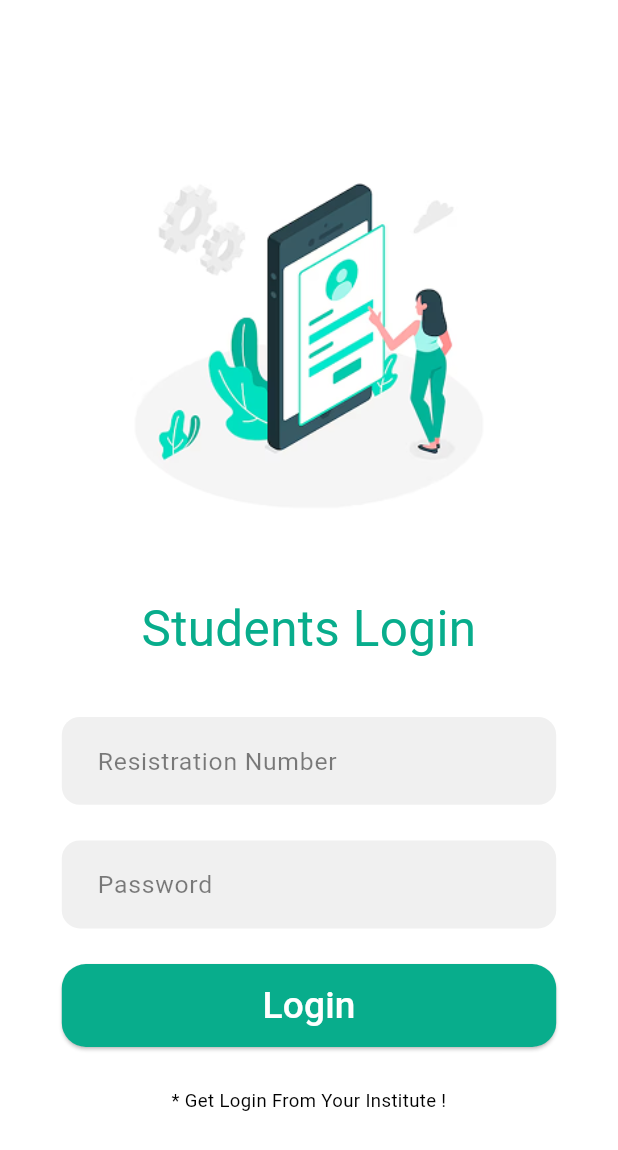
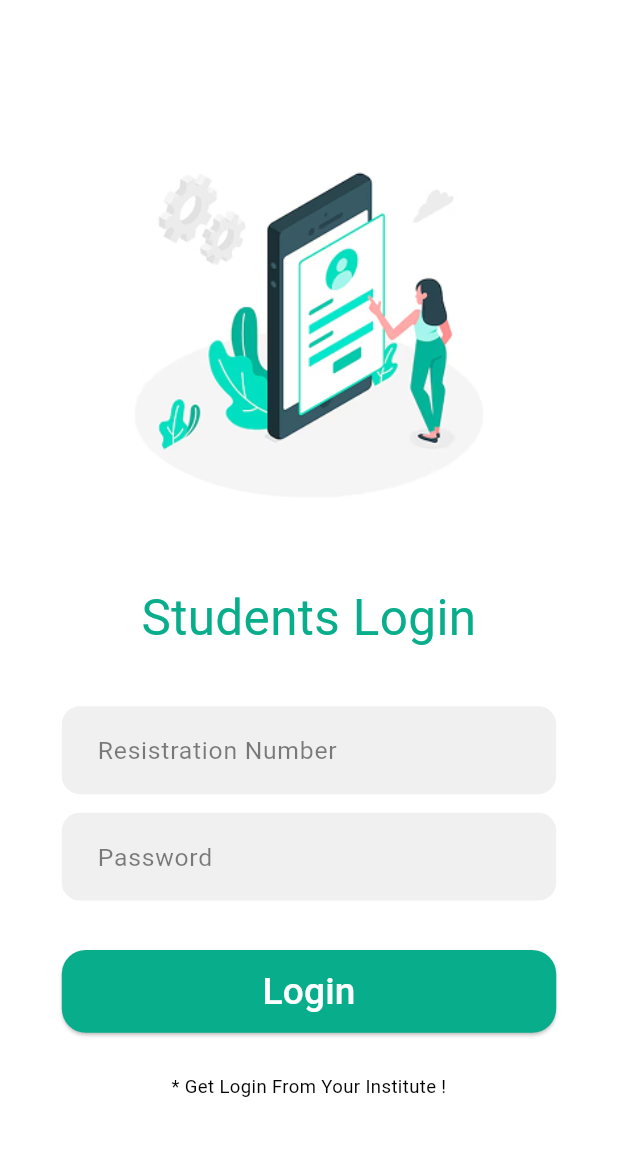
Before and after one commit to HorizonTechFoundation/HorizonClassroom, a Flutter app: the LoginScreen screen opened by its route, on a phone screen of 412 x 824 dp. Shown: the top 1150 px of the screen. Run offline on Flutter 3.47's test engine with Material 3 defaults, Android fonts, the light colour scheme and no system bars; our stand-ins replace google_fonts, pdf, printing; Roboto replaces fonts that are missing (Amaranth).

Commit message:
Login Bug Fix

```diff
--- a/Frontend/horizon_classroom/lib/screens/login_screen.dart
+++ b/Frontend/horizon_classroom/lib/screens/login_screen.dart
@@ -1,6 +1,5 @@
 import 'package:flutter/material.dart';
 import 'package:google_fonts/google_fonts.dart';
-
 
 class LoginScreen extends StatelessWidget {
   const LoginScreen({super.key});
@@ -12,71 +11,103 @@ class LoginScreen extends StatelessWidget {
 
     return Scaffold(
       backgroundColor: Colors.white,
-      body: Center(
+      resizeToAvoidBottomInset: true,
+      body: SafeArea(
+        child: Center(
+          child: SingleChildScrollView(
+            padding: EdgeInsets.symmetric(vertical: 16),
             child: Column(
-          children:[
+              mainAxisSize: MainAxisSize.min,
+              children: [
+
+                // =============== HEAD SPACE ================
+
                 SizedBox(
-              height: height * 0.08,
+                  height: height * 0.04,
                   width: width,
                 ),
+
+                // =============== LOGIN IMAGE ================
+
                 Image.asset(
                   'assets/LoginImage.png',
                   fit: BoxFit.contain,
                   width: width * 0.9,
                   height: height * 0.4,
                 ),
+
+                // =============== LOGIN TITLE ================
+
                 SizedBox(
                   width: width * 0.8,
                   height: height * 0.1,
-              child: Text("Students Login",
-                style: GoogleFonts.amaranth(fontSize: width * 0.08, color: const Color(0xFF08AD8C)),
+                  child: Text(
+                    "Students Login",
+                    style: GoogleFonts.amaranth(
+                        fontSize: width * 0.08, color: const Color(0xFF08AD8C)),
                     textAlign: TextAlign.center,
                   ),
                 ),
+
+                // =============== LOGIN REG NO INPUT ================
+
                 SizedBox(
                   width: width * 0.8,
-              height: height * 0.1,
                   child: TextField(
                     decoration: InputDecoration(
                         filled: true,
                         fillColor: const Color(0xFFF0F0F0),
                         labelText: 'Resistration Number',
-                    labelStyle: GoogleFonts.amaranth(fontSize: width * 0.04, color: const Color.fromARGB(128, 0, 0, 0)),
+                        labelStyle: GoogleFonts.amaranth(
+                            fontSize: width * 0.04,
+                            color: const Color.fromARGB(128, 0, 0, 0)),
                         border: OutlineInputBorder(
                           borderSide: BorderSide.none,
                           borderRadius: BorderRadius.circular(12), // Rounded corners
                         ),
-                    contentPadding: EdgeInsets.symmetric(horizontal: width * 0.048, vertical: height * 0.021)
-                ),
+                        contentPadding: EdgeInsets.symmetric(
+                            horizontal: width * 0.048, vertical: height * 0.021)),
                   ),
                 ),
                 SizedBox(
+                  height: height * 0.015,
+                ),
+
+                // =============== LOGIN PASSWORD INPUT ================
+
+                SizedBox(
                   width: width * 0.8,
-              height: height * 0.1,
                   child: TextField(
+                    obscureText: true, // Hide password text
                     decoration: InputDecoration(
                         filled: true,
                         fillColor: const Color(0xFFF0F0F0),
                         labelText: 'Password',
-                    labelStyle: GoogleFonts.amaranth(fontSize: width * 0.04, color: const Color.fromARGB(128, 0, 0, 0)),
+                        labelStyle: GoogleFonts.amaranth(
+                            fontSize: width * 0.04,
+                            color: const Color.fromARGB(128, 0, 0, 0)),
                         border: OutlineInputBorder(
                           borderSide: BorderSide.none,
                           borderRadius: BorderRadius.circular(12), // Rounded corners
                         ),
-                    contentPadding: EdgeInsets.symmetric(horizontal: width * 0.048, vertical: height * 0.021),
-
-                ),
+                        contentPadding: EdgeInsets.symmetric(
+                            horizontal: width * 0.048, vertical: height * 0.021)),
                   ),
                 ),
                 SizedBox(
+                  height: height * 0.04,
+                ),
+
+                // =============== LOGIN BUTTON ================
+
+                SizedBox(
                     height: height * 0.1,
                     width: width * 0.8,
-              child: Column(
-                children:[
+                    child: Column(children: [
                       SizedBox(
                         height: height * 0.067,
                         width: width * 0.8,
-                    child:ElevatedButton(
+                        child: ElevatedButton(
                           style: ElevatedButton.styleFrom(
                             backgroundColor: const Color(0xFF08AD8C),
                             shape: RoundedRectangleBorder(
@@ -86,24 +117,31 @@ class LoginScreen extends StatelessWidget {
                           onPressed: () {
                             Navigator.pushNamed(context, '/');
                           },
-                      child: Text("Login",
-                        style: GoogleFonts.amaranth(fontSize: width*0.06, color: Colors.white),
+                          child: Text(
+                            "Login",
+                            style: GoogleFonts.amaranth(
+                                fontSize: width * 0.06, color: Colors.white),
                           ),
                         ),
                       )
-                ]
-              )
-            ),
+                    ])),
+
+                // =============== ALTERNATIVE TEXT ================
+
                 SizedBox(
                   height: height * 0.1,
                   width: width * 0.8,
-              child: Text("* Get Login From Your Institute !",
-                style: GoogleFonts.balooBhai2(fontSize: width * 0.03, color: const Color.fromARGB(255, 0, 0, 0)),
+                  child: Text(
+                    "* Get Login From Your Institute !",
+                    style: GoogleFonts.balooBhai2(
+                        fontSize: width * 0.03, color: const Color.fromARGB(255, 0, 0, 0)),
                     textAlign: TextAlign.center,
                   ),
                 ),
               ],
-        )
+            ),
+          ),
+        ),
       ),
     );
   }
```
Lines whose indentation alone changed are shown as unchanged.
